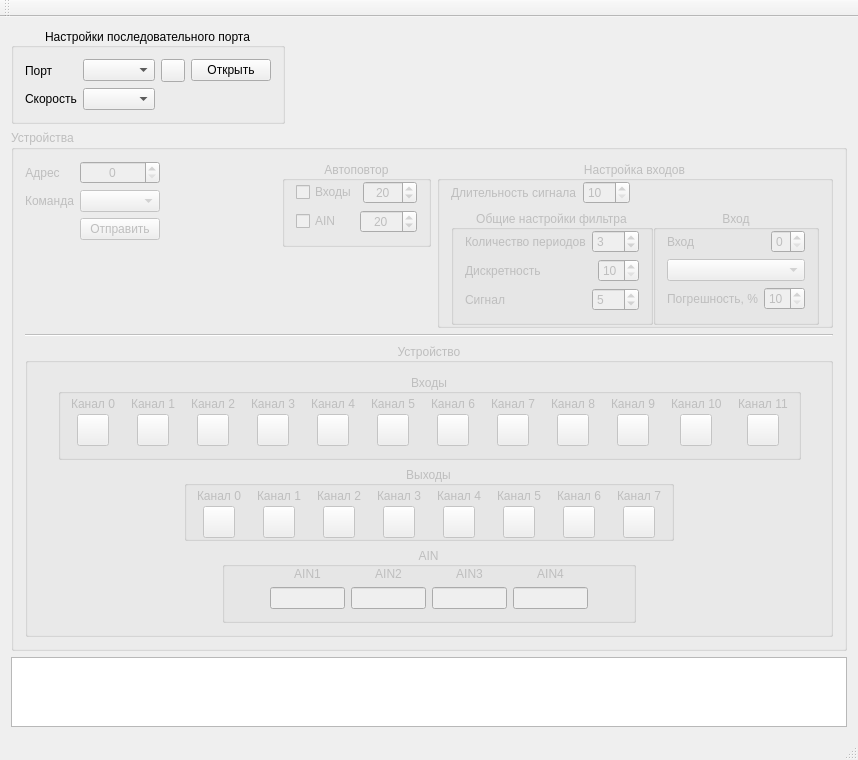
Old version of the form mainwindow.ui in the repository vlarry/emulator.
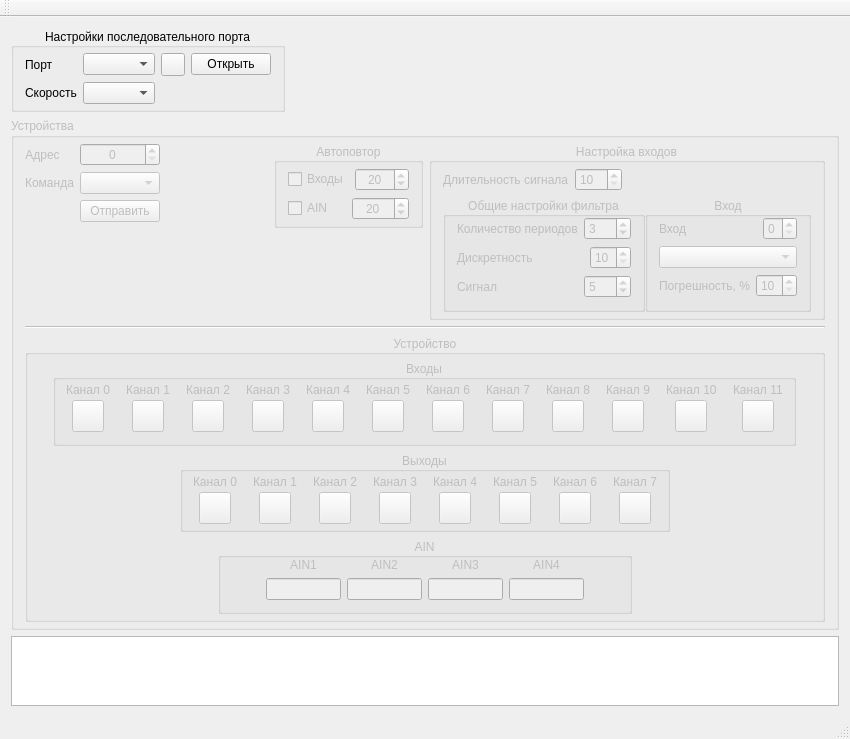
New version of the form. Icons and pictures are not drawn. Custom widgets are drawn as their Qt base class.

Commit message: Подправлен интерфейс (лайоуты); Изменение заголовка группы в зависимости от адреса устройства.

The edit to the form file:
```diff
--- a/mainwindow.ui
+++ b/mainwindow.ui
@@ -6,8 +6,8 @@
    <rect>
     <x>0</x>
     <y>0</y>
-    <width>858</width>
-    <height>672</height>
+    <width>850</width>
+    <height>704</height>
    </rect>
   </property>
   <property name="windowTitle">
@@ -38,6 +38,12 @@
          <bool>false</bool>
         </property>
         <layout class="QGridLayout" name="gridLayout">
+         <property name="topMargin">
+          <number>5</number>
+         </property>
+         <property name="bottomMargin">
+          <number>5</number>
+         </property>
          <item row="0" column="6">
           <widget class="QPushButton" name="pbCtrlPort">
            <property name="toolTip">
@@ -156,6 +162,12 @@
        <string>Устройства</string>
       </property>
       <layout class="QVBoxLayout" name="verticalLayout_45">
+       <property name="topMargin">
+        <number>5</number>
+       </property>
+       <property name="bottomMargin">
+        <number>5</number>
+       </property>
        <item>
         <layout class="QHBoxLayout" name="horizontalLayout_18">
          <item>
@@ -305,7 +317,10 @@
              </property>
              <layout class="QVBoxLayout" name="verticalLayout_6">
               <property name="topMargin">
-               <number>0</number>
+               <number>5</number>
+              </property>
+              <property name="bottomMargin">
+               <number>5</number>
               </property>
               <item>
                <layout class="QHBoxLayout" name="horizontalLayout_20">
@@ -395,10 +410,10 @@
            </property>
            <layout class="QVBoxLayout" name="verticalLayout_4">
             <property name="topMargin">
-             <number>0</number>
+             <number>5</number>
             </property>
             <property name="bottomMargin">
-             <number>0</number>
+             <number>5</number>
             </property>
             <item>
              <layout class="QHBoxLayout" name="horizontalLayout_9">
@@ -710,6 +725,12 @@
           <set>Qt::AlignCenter</set>
          </property>
          <layout class="QVBoxLayout" name="verticalLayout_44">
+          <property name="topMargin">
+           <number>5</number>
+          </property>
+          <property name="bottomMargin">
+           <number>5</number>
+          </property>
           <item>
            <layout class="QHBoxLayout" name="horizontalLayout_85">
             <property name="spacing">
@@ -2250,7 +2271,7 @@
                 <number>5</number>
                </property>
                <property name="bottomMargin">
-                <number>0</number>
+                <number>5</number>
                </property>
                <item>
                 <layout class="QVBoxLayout" name="verticalLayout_20">
```
Left out of the diff: 3 changed lines with no effect on the pictures. The commit also changes 2 other files.
